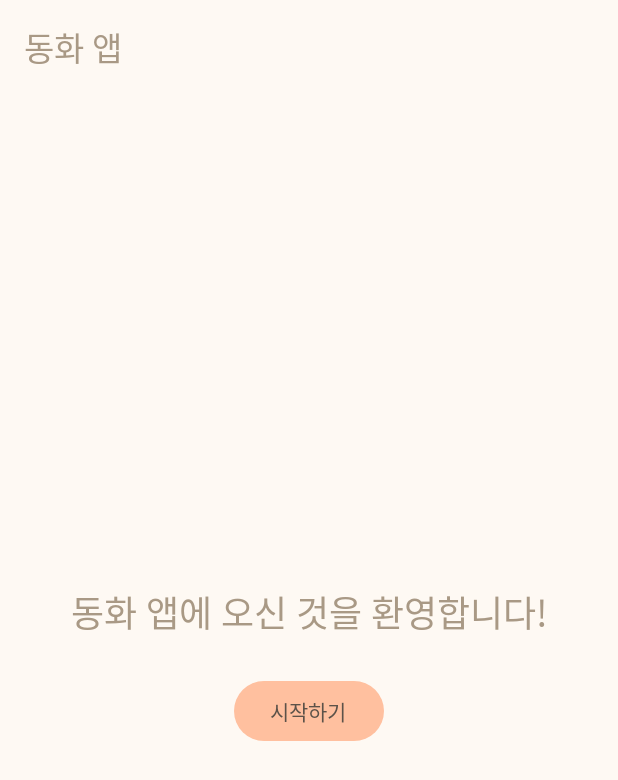
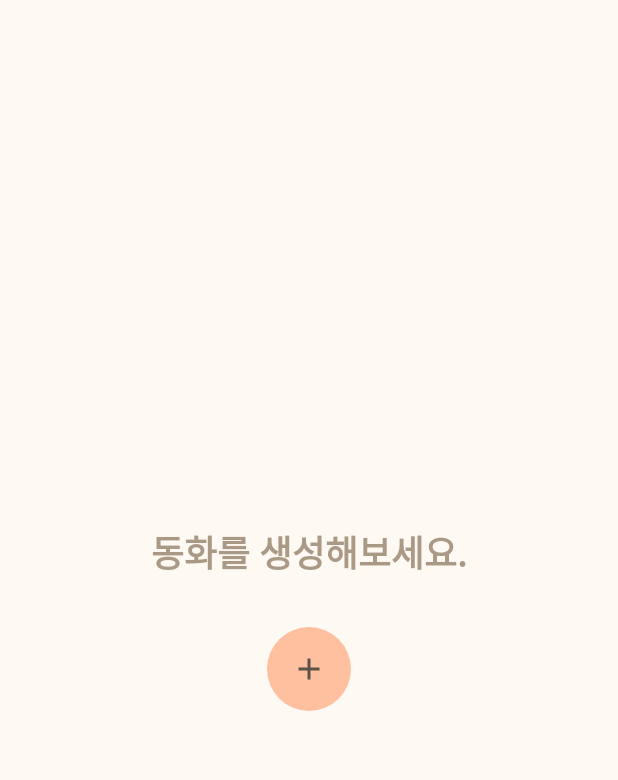
Before and after one commit to koreanhole/FairyTaleGuru, an Android app built with Jetpack Compose: the screen it shows after launch (MainActivity), on a phone screen of 412 x 824 dp. Shown: the top 780 px of the screen. Run offline under Robolectric (Android 15) with nearby library versions, the phone set to English and light mode, and no system bars.

Commit message:
Refactor: Update HomeScreen UI
This commit refactors the HomeScreen UI by:

- Removing the TopAppBar.
- Changing the welcome message to "동화를 생성해보세요." and making it bold.
- Replacing the "시작하기" Button with a circular IconButton containing an Add icon.
- Adjusting spacing.

```diff
--- a/app/src/main/java/com/koreanhole/pluto/fairytaleguru/ui/screens/HomsScreen.kt
+++ b/app/src/main/java/com/koreanhole/pluto/fairytaleguru/ui/screens/HomsScreen.kt
@@ -1,58 +1,69 @@
 package com.koreanhole.pluto.fairytaleguru.ui.screens
 
+import androidx.compose.foundation.background
 import androidx.compose.foundation.layout.Arrangement
 import androidx.compose.foundation.layout.Column
 import androidx.compose.foundation.layout.Spacer
 import androidx.compose.foundation.layout.fillMaxSize
 import androidx.compose.foundation.layout.height
 import androidx.compose.foundation.layout.padding
-import androidx.compose.material3.Button
+import androidx.compose.foundation.layout.size
+import androidx.compose.foundation.shape.CircleShape
+import androidx.compose.material.icons.Icons
+import androidx.compose.material.icons.filled.Add
 import androidx.compose.material3.ExperimentalMaterial3Api
+import androidx.compose.material3.Icon
+import androidx.compose.material3.IconButton
 import androidx.compose.material3.MaterialTheme
 import androidx.compose.material3.Scaffold
 import androidx.compose.material3.Text
-import androidx.compose.material3.TopAppBarDefaults
-import androidx.compose.material3.rememberTopAppBarState
 import androidx.compose.runtime.Composable
 import androidx.compose.ui.Alignment
 import androidx.compose.ui.Modifier
+import androidx.compose.ui.draw.clip
+import androidx.compose.ui.text.font.FontWeight
 import androidx.compose.ui.unit.dp
-import com.koreanhole.pluto.fairytaleguru.FairyTaleGuruTopAppBar
 import com.koreanhole.pluto.fairytaleguru.ui.navigation.NavigableScreen
 import com.koreanhole.pluto.fairytaleguru.ui.navigation.LocalNavigationController
 
 @OptIn(ExperimentalMaterial3Api::class)
 @Composable
 fun HomeScreen() {
-    val scrollBehavior = TopAppBarDefaults.enterAlwaysScrollBehavior(rememberTopAppBarState())
     val navigationController = LocalNavigationController.current
 
     // Scaffold를 사용하면 contentPadding을 통해 자동으로 안전 영역이 확보됩니다.
-    Scaffold(
-        topBar = {
-            FairyTaleGuruTopAppBar(
-                title = { Text("동화 앱") }, scrollBehavior = scrollBehavior
-            )
-        }) { innerPadding -> // Scaffold가 제공하는 contentPadding
+    Scaffold { innerPadding -> // Scaffold가 제공하는 contentPadding
         Column(
             modifier = Modifier
                 .fillMaxSize()
-                .padding(innerPadding) // 이 padding을 적용해야 시스템 바에 가려지지 않습니다.
-                .padding(16.dp), // 화면 자체의 패딩 추가
+                .padding(innerPadding), // 이 padding을 적용해야 시스템 바에 가려지지 않습니다.
             horizontalAlignment = Alignment.CenterHorizontally,
             verticalArrangement = Arrangement.Center
         ) {
             Text(
-                "동화 앱에 오신 것을 환영합니다!",
+                "동화를 생성해보세요.",
                 style = MaterialTheme.typography.headlineSmall,
-                color = MaterialTheme.colorScheme.onBackground
+                color = MaterialTheme.colorScheme.onBackground,
+                fontWeight = FontWeight.Bold
             )
-            Spacer(modifier = Modifier.height(24.dp))
-            Button(
+            Spacer(modifier = Modifier.height(32.dp))
+            IconButton(
                 onClick = {
                     navigationController.navigate(NavigableScreen.CreateFairyTaleScreen)
-                }) {
-                Text("시작하기")
+                },
+                modifier = Modifier
+                    .size(56.dp) // 버튼 크기 지정
+                    .background(
+                        color = MaterialTheme.colorScheme.primary, // 배경색 지정
+                        shape = CircleShape // 원형 모양 지정
+                    )
+                    .clip(CircleShape) // 아이콘 버튼 영역을 원형으로 클리핑 (Ripple 효과 등을 위해)
+            ) {
+                Icon(
+                    imageVector = Icons.Default.Add,
+                    contentDescription = "동화 생성하기",
+                    tint = MaterialTheme.colorScheme.onPrimary // 아이콘 색상 지정 (배경색과 대비되도록)
+                )
             }
         }
     }
```
